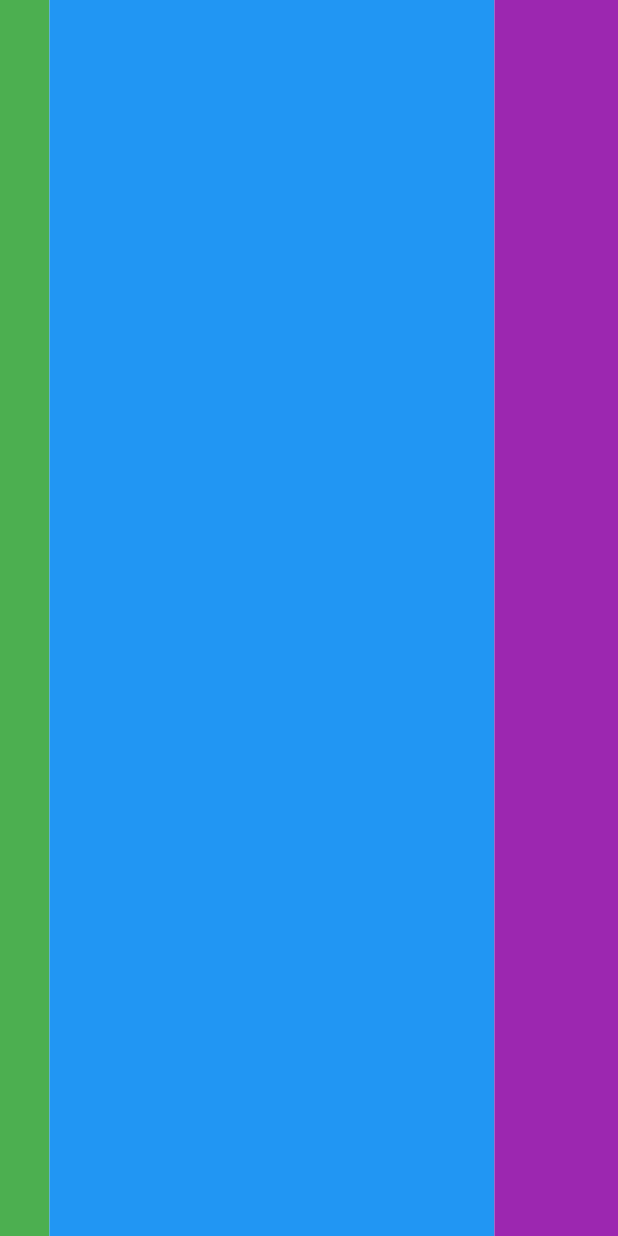
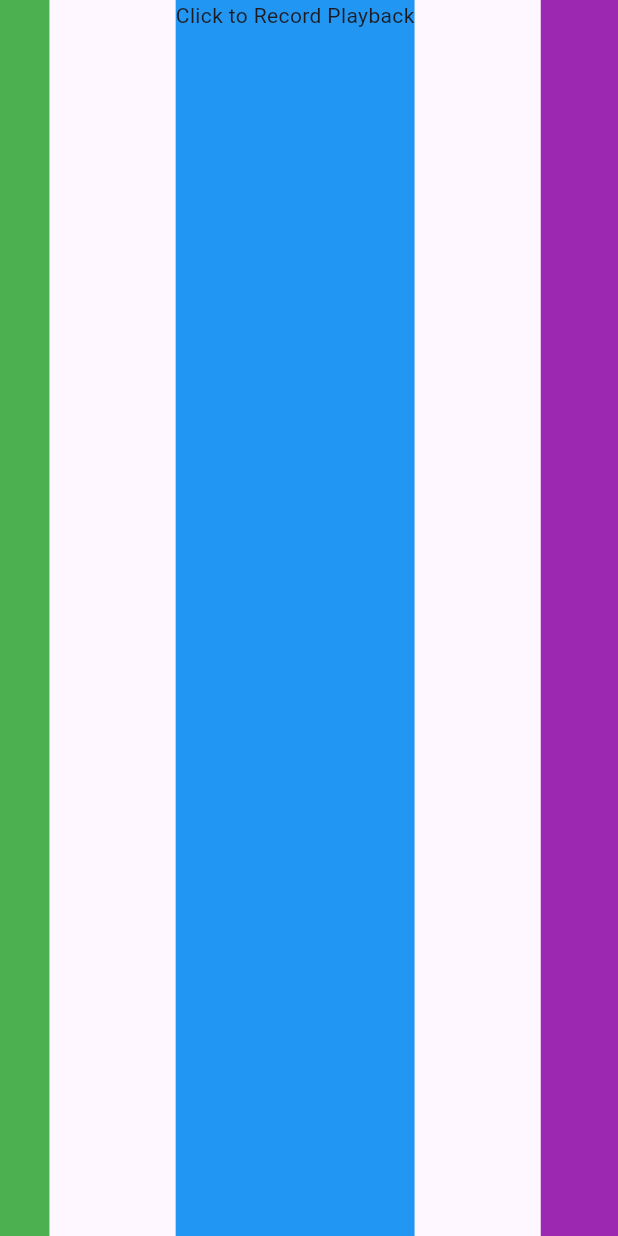
Before and after one commit to ParkerDelBene/Serenity, a Flutter app: the ServerView screen opened directly, on a phone screen of 412 x 824 dp. Run offline on Flutter 3.47's test engine with Material 3 defaults, Android fonts, the phone set to English and light mode, and no system bars; our stand-ins replace audioplayers; missing offline and left inert: record.

Commit message:
Adding recording compatibility

```diff
--- /dev/null
+++ b/lib/audio_output.dart
@@ -0,0 +1,31 @@
+import 'dart:collection';
+import 'dart:typed_data';
+
+import 'package:audioplayers/audioplayers.dart';
+
+class AudioOutput {
+  /*
+    Constructor for the AudioOutput
+
+    Generates a queue of AudioPlayers that get cycled
+    through the play sounds coming in from the network
+    stream.
+  */
+  AudioOutput() {
+    playerQueue = Queue<AudioPlayer>();
+
+    for (int i = 0; i < numPlayers; i++) {
+      playerQueue.add(AudioPlayer());
+    }
+  }
+
+  static const numPlayers = 32;
+
+  late final Queue<AudioPlayer> playerQueue;
+
+  void playBytes(Uint8List bytes) {
+    AudioPlayer temp = playerQueue.removeFirst();
+    temp.play(BytesSource(bytes), mode: PlayerMode.lowLatency);
+    playerQueue.addLast(temp);
+  }
+}
--- /dev/null
+++ b/lib/globals.dart
@@ -0,0 +1,3 @@
+double screenWidth = 0;
+double screenHeight = 0;
+bool screenSizeInitialized = false;
--- a/lib/server_view.dart
+++ b/lib/server_view.dart
@@ -1,23 +1,35 @@
 import 'package:flutter/material.dart';
+import 'package:serenity/audio_output.dart';
+import 'package:serenity/globals.dart';
+import 'package:serenity/microphone_recorder.dart';
 
-class ServerView extends StatelessWidget {
-  const ServerView({super.key});
+class ServerView extends StatefulWidget {
+  ServerView({super.key});
+
+  final MicrophoneRecorder mic = MicrophoneRecorder();
+  final AudioOutput output = AudioOutput();
 
   @override
+  State<ServerView> createState() => _ServerViewState();
+}
+
+class _ServerViewState extends State<ServerView> {
+  @override
   Widget build(BuildContext context) {
-    MediaQueryData query = MediaQuery.of(context);
-
-    double width = query.size.width;
-    double height = query.size.height;
+    /*
+      Query the current screen size so we can
+      scale the UI from that.
+    */
+    Size size = MediaQuery.of(context).size;
 
     return Scaffold(
       body: SizedBox(
-        width: width,
-        height: height,
+        width: size.width,
+        height: size.height,
         child: Row(
           children: [
             SizedBox(
-              width: width * .08,
+              width: screenWidth * .08,
               child: Column(
                 children: [
                   Expanded(
@@ -27,19 +39,29 @@ class ServerView extends StatelessWidget {
                 ],
               ),
             ),
-            SizedBox(
-              width: width * .72,
+            Expanded(
               child: Column(
                 children: [
                   Expanded(
-                      child: Container(
-                    color: Colors.blue,
-                  ))
+                    child: Container(
+                      color: Colors.blue,
+                      child: InkWell(
+                        onTap: () async {
+                          await widget.mic.startStream();
+
+                          widget.mic.audioStream.listen((data) {
+                            widget.output.playBytes(data);
+                          });
+                        },
+                        child: Text('Click to Record Playback'),
+                      ),
+                    ),
+                  ),
                 ],
               ),
             ),
             SizedBox(
-              width: width * .2,
+              width: screenWidth * .125,
               child: Column(
                 children: [
                   Expanded(
--- a/pubspec.yaml
+++ b/pubspec.yaml
@@ -36,6 +36,8 @@ dependencies:
   # Use with the CupertinoIcons class for iOS style icons.
   cupertino_icons: ^1.0.8
   web_socket_channel: ^3.0.1
+  record: ^5.2.0
+  audioplayers: ^6.1.0
 
 dev_dependencies:
   flutter_test:
@@ -46,7 +48,7 @@ dev_dependencies:
   # activated in the `analysis_options.yaml` file located at the root of your
   # package. See that file for information about deactivating specific lint
   # rules and activating additional ones.
-  flutter_lints: ^4.0.0
+  flutter_lints: ^5.0.0
 
 # For information on the generic Dart part of this file, see the
 # following page: https://dart.dev/tools/pub/pubspec
```
Also changed, not shown: lib/connection.dart (+18 -5 lines), lib/login_view.dart (added, +39 -0 lines), lib/main.dart (+9 -2 lines), lib/microphone_recorder.dart (added, +50 -0 lines), pubspec.lock, 7 other files.
